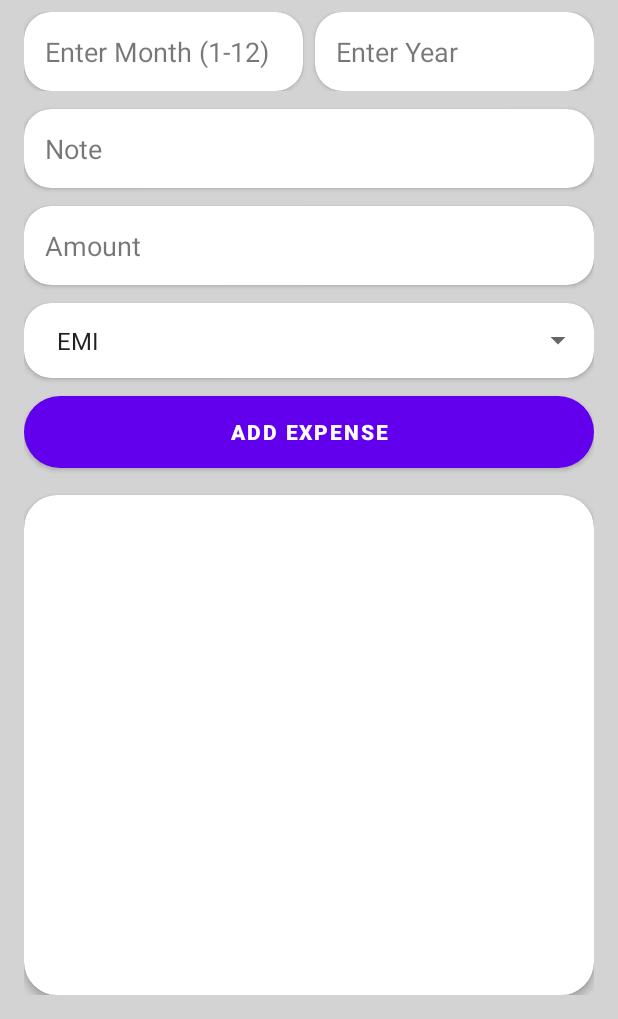
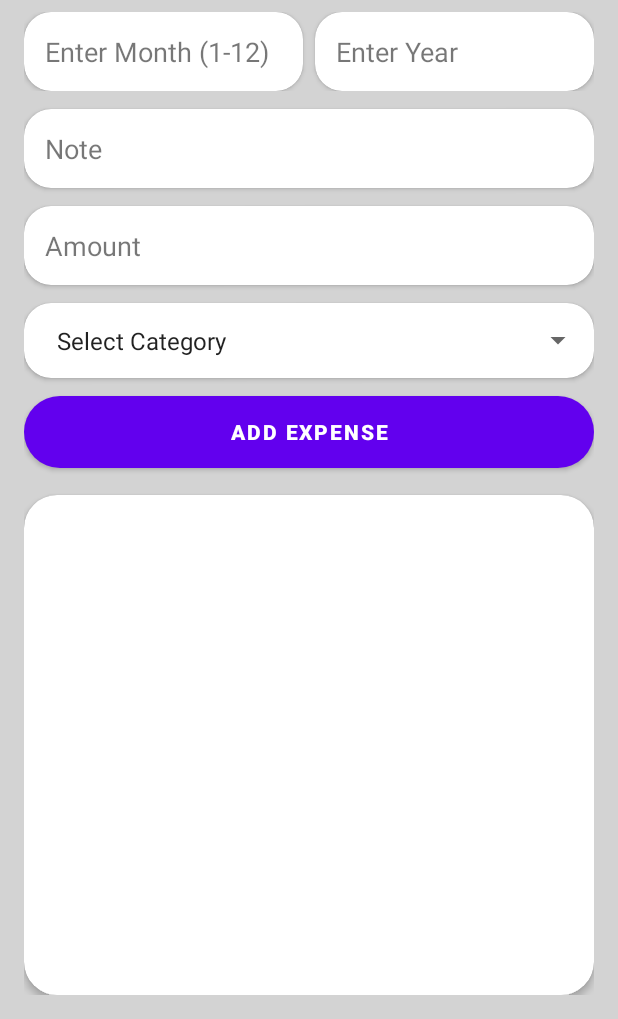
Before and after one commit to vinayakpenta29-boop/GaneshApp, an Android app: the screen it shows after launch (MainActivity), tab 2 chosen, on a phone screen of 412 x 824 dp, the part 217-1236 px from its top. Run offline under Robolectric (Android 15) with nearby library versions, the phone set to English and light mode, and no system bars; libraries missing offline, so code that uses them is left out: com.github.mikephil.charting.

Commit message:
Update ExpensesFragment.java

```diff
--- a/app/src/main/java/com/example/expensemanager/ExpensesFragment.java
+++ b/app/src/main/java/com/example/expensemanager/ExpensesFragment.java
@@ -65,16 +65,33 @@ public class ExpensesFragment extends Fragment {
         // Three dots menu (BC + EMI handled inside BcUiHelper)
         ivMenu.setOnClickListener(v -> BcUiHelper.showBcMenu(ExpensesFragment.this, ivMenu));
 
-        // Setup category spinner (EMI + BC + others)
-        categories = new ArrayList<>(Arrays.asList("EMI", "BC", "Rent", "Electricity Bill", "Ration", "Other"));
+        // Setup category spinner with "Select Category" as dummy first item
+        categories = new ArrayList<>(Arrays.asList(
+                "Select Category",  // index 0 = no real selection
+                "EMI",
+                "BC",
+                "Rent",
+                "Electricity Bill",
+                "Ration",
+                "Other"
+        ));
         categoryAdapter = new ArrayAdapter<>(requireContext(), android.R.layout.simple_spinner_item, categories);
         categoryAdapter.setDropDownViewResource(android.R.layout.simple_spinner_dropdown_item);
         spinnerCategory.setAdapter(categoryAdapter);
+        spinnerCategory.setSelection(0); // start with "Select Category"
 
         spinnerCategory.setOnItemSelectedListener(new AdapterView.OnItemSelectedListener() {
             @Override
             public void onItemSelected(AdapterView<?> parent, View v, int pos, long id) {
                 String cat = categories.get(pos);
+
+                if ("Select Category".equals(cat)) {
+                    // Treat as no selection
+                    selectedBcId = null;
+                    selectedEmiId = null;
+                    return;
+                }
+
                 if ("Other".equals(cat)) {
                     showAddCategoryDialog();
                     selectedBcId = null;
@@ -82,15 +99,11 @@ public class ExpensesFragment extends Fragment {
                 } else if ("BC".equals(cat)) {
                     // Ask which BC scheme this expense belongs to
                     selectedEmiId = null;
-                    BcUiHelper.showSelectBcDialog(ExpensesFragment.this, bcId -> {
-                        selectedBcId = bcId;
-                    });
+                    BcUiHelper.showSelectBcDialog(ExpensesFragment.this, bcId -> selectedBcId = bcId);
                 } else if ("EMI".equals(cat)) {
                     // Ask which EMI scheme this expense belongs to
                     selectedBcId = null;
-                    EmiUiHelper.showSelectEmiDialog(ExpensesFragment.this, emiId -> {
-                        selectedEmiId = emiId;
-                    });
+                    EmiUiHelper.showSelectEmiDialog(ExpensesFragment.this, emiId -> selectedEmiId = emiId);
                 } else {
                     selectedBcId = null;
                     selectedEmiId = null;
@@ -132,10 +145,17 @@ public class ExpensesFragment extends Fragment {
             String note = etNote.getText().toString().trim();
             String month = etMonth.getText().toString().trim();
             String year = etYear.getText().toString().trim();
-            String category = spinnerCategory.getSelectedItem().toString();
+            String category = spinnerCategory.getSelectedItem() != null
+                    ? spinnerCategory.getSelectedItem().toString()
+                    : "";
 
             if (amountStr.isEmpty() || month.isEmpty() || year.isEmpty()) {
                 Toast.makeText(getContext(), "Enter amount, month, and year", Toast.LENGTH_SHORT).show();
+                return;
+            }
+
+            if ("Select Category".equals(category) || category.isEmpty()) {
+                Toast.makeText(getContext(), "Please select a category", Toast.LENGTH_SHORT).show();
                 return;
             }
 
@@ -182,6 +202,12 @@ public class ExpensesFragment extends Fragment {
                             updateList();
                             etAmount.setText("");
                             etNote.setText("");
+
+                            // Reset category and scheme ids after each add
+                            spinnerCategory.setSelection(0); // back to "Select Category"
+                            selectedBcId = null;
+                            selectedEmiId = null;
+
                             InputMethodManager imm = (InputMethodManager) getActivity().getSystemService(Context.INPUT_METHOD_SERVICE);
                             if (imm != null) {
                                 imm.hideSoftInputFromWindow(etAmount.getWindowToken(), 0);
@@ -214,7 +240,9 @@ public class ExpensesFragment extends Fragment {
             .setPositiveButton("OK", (d, w) -> {
                 String newCat = input.getText().toString().trim();
                 if (!newCat.isEmpty() && !categories.contains(newCat)) {
-                    categories.add(categories.size() - 1, newCat);
+                    // Insert before "Other"
+                    int insertIndex = Math.max(categories.indexOf("Other"), 1);
+                    categories.add(insertIndex, newCat);
                     categoryAdapter.notifyDataSetChanged();
                     spinnerCategory.setSelection(categories.indexOf(newCat));
                 }
```
